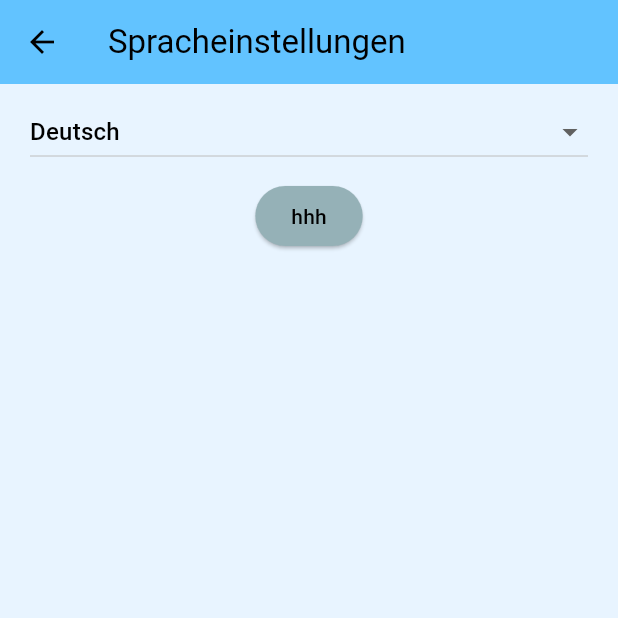
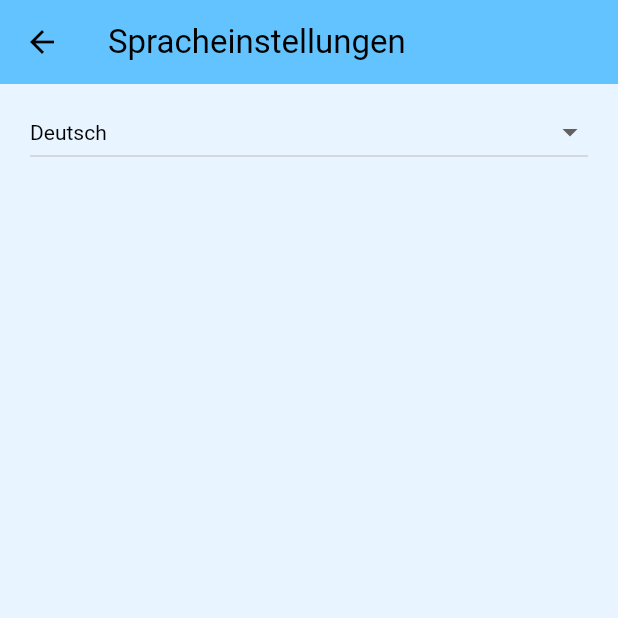
Before and after one commit to BogyMitutoyoCTL/BOGY-App-2024-03, a Flutter app: the Setting_Sprache screen opened directly, on a phone screen of 412 x 824 dp, the top half of it. Run offline on Flutter 3.47's test engine with Material 3 defaults, Android fonts, the phone set to English and light mode, and no system bars; our stand-ins replace fl_chart, flutter_blue_plus, localstorage, timer_count_down; missing offline and left inert: dart:js_interop; generated files the repository leaves out were written again.

Commit message:
Fix schlechte sichtigkeit von droplists

```diff
--- a/bluetemp/lib/Setting_Sprachen.dart
+++ b/bluetemp/lib/Setting_Sprachen.dart
@@ -17,21 +17,19 @@ class _Setting_SpracheState extends State<Setting_Sprache> {
         appBar: AppBar(
           title: Text(AppLocalizations.of(context).languageSetting),
         ),
-      body: Column(
-        children: [
-          Padding(
+        body: Padding(
           padding: const EdgeInsets.fromLTRB(20, 8, 20, 8),
           child: DropdownButton(
             isExpanded: true,
             value: globalState.Sprache,
             items: dropdownItems(),
             onChanged: Sprachanederung,
+            dropdownColor: Color.fromARGB(255, 211, 211, 211),
+            style: TextStyle(
+              color: Color.fromARGB(255, 0, 0, 0),
             ),
           ),
-          ElevatedButton(onPressed: nnn, child: Text("hhh"))
-        ],
-      ),
-    );
+        ));
   }
 
   List<DropdownMenuItem<String>> dropdownItems() {
--- a/bluetemp/lib/Settings_Theme.dart
+++ b/bluetemp/lib/Settings_Theme.dart
@@ -29,6 +29,10 @@ class _Setting_ThemeState extends State<Setting_Theme> {
             isExpanded: true,
             items: dropdownItems(),
             onChanged: Theme_Mode,
+            dropdownColor: Color.fromARGB(255, 211, 211, 211),
+            style: TextStyle(
+              color: Color.fromARGB(255, 0, 0, 0),
+            ),
             value: globalState.selectedTheme),
       ),
     );
--- a/bluetemp/lib/alarms.dart
+++ b/bluetemp/lib/alarms.dart
@@ -173,6 +173,8 @@ class _alarmsState extends State<alarms> {
                 child: Text(AppLocalizations.of(context).add_alarm_modal_text)),
             DropdownButton(
                 items: alarm_typ_item,
+                dropdownColor: Color.fromARGB(500, 211, 211, 211),
+                style: TextStyle(color: Colors.black),
                 onChanged: (AlarmType? newType) {
                   setState(() {
                     selected_typ_value = newType!;
```
Also changed, not shown: bluetemp/lib/Setting_Einheiten.dart (+8 -4 lines). Lines whose indentation alone changed are shown as unchanged.
